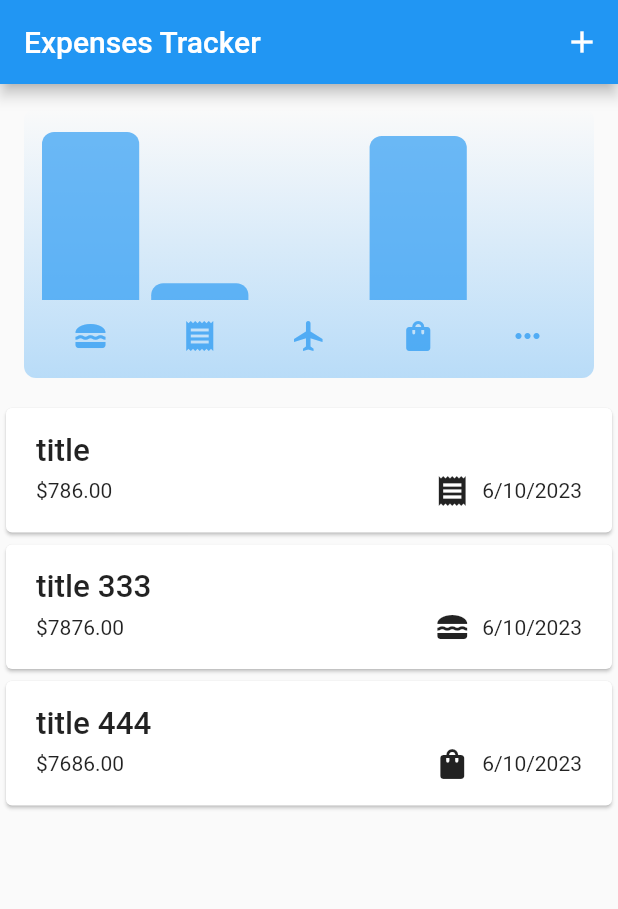
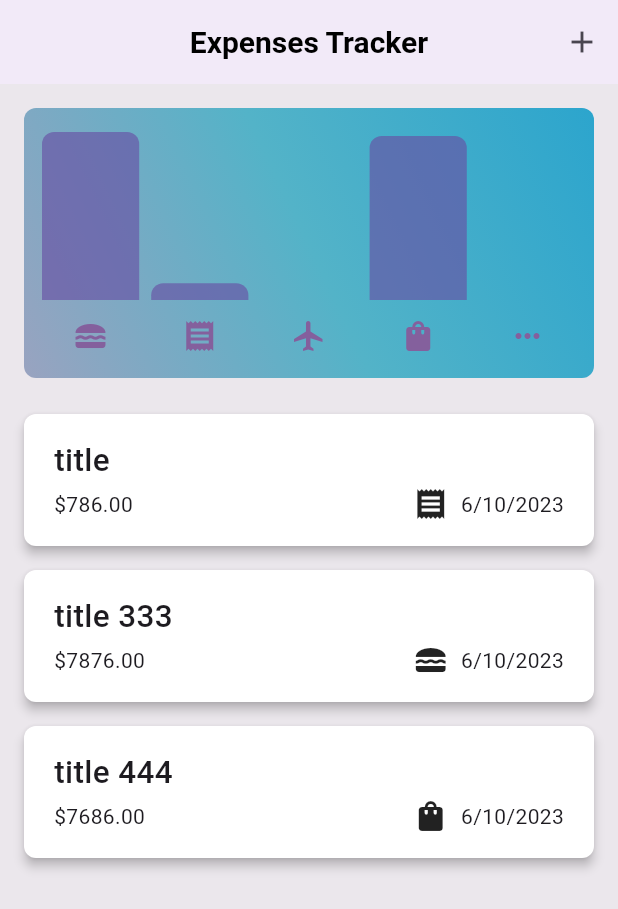
Before and after one commit to sudorajpy/expense_tracker, a Flutter app: the screen it shows after launch, on a phone screen of 412 x 824 dp. Shown: the top 909 px of the screen. Run offline on Flutter 3.47's test engine with Material 2 defaults, Android fonts, the phone set to English and light mode, and no system bars; our stand-ins replace hexcolor; missing offline and left inert: dart:ffi.

Commit message:
Theme added

```diff
--- a/lib/main.dart
+++ b/lib/main.dart
@@ -1,5 +1,6 @@
 import 'package:expense_tracker/expenses.dart';
 import 'package:flutter/material.dart';
+import 'package:hexcolor/hexcolor.dart';
 
 void main() {
   runApp(const MyApp());
@@ -11,7 +12,30 @@ class MyApp extends StatelessWidget {
 
   @override
   Widget build(BuildContext context) {
-    return const MaterialApp(
+    return MaterialApp(
+      theme: ThemeData(useMaterial3: true).copyWith(
+        appBarTheme:const AppBarTheme(
+          centerTitle: true,
+          elevation: 3,
+          titleTextStyle: TextStyle(
+            color: Colors.black,
+            fontSize: 20,
+            fontWeight: FontWeight.bold,
+          ),
+        ),
+        scaffoldBackgroundColor: Color.fromARGB(255, 235, 231, 236),
+        cardTheme: CardTheme(
+          color: Colors.white,
+          margin: EdgeInsets.only(left: 16, right: 16, top: 8, bottom: 8),
+          elevation: 3,
+          shape: RoundedRectangleBorder(
+            borderRadius: BorderRadius.circular(8),
+          ),
+
+        )
+      ),
+
+
       home: Expenses(),
     );
   }
--- a/lib/widgets/chart/chart.dart
+++ b/lib/widgets/chart/chart.dart
@@ -2,6 +2,7 @@ import 'package:flutter/material.dart';
 
 import 'package:expense_tracker/widgets/chart/chart_bar.dart';
 import 'package:expense_tracker/model/expense.dart';
+import 'package:hexcolor/hexcolor.dart';
 
 class Chart extends StatelessWidget {
   const Chart({super.key, required this.expenses});
@@ -32,8 +33,8 @@ class Chart extends StatelessWidget {
 
   @override
   Widget build(BuildContext context) {
-    final isDarkMode =
-        MediaQuery.of(context).platformBrightness == Brightness.dark;
+    // final isDarkMode =
+    //     MediaQuery.of(context).platformBrightness == Brightness.dark;
     return Container(
       margin: const EdgeInsets.all(16),
       padding: const EdgeInsets.symmetric(
@@ -44,13 +45,17 @@ class Chart extends StatelessWidget {
       height: 180,
       decoration: BoxDecoration(
         borderRadius: BorderRadius.circular(8),
-        gradient: LinearGradient(
+        gradient:const LinearGradient(
           colors: [
-            Theme.of(context).colorScheme.primary.withOpacity(0.3),
-            Theme.of(context).colorScheme.primary.withOpacity(0.0)
+            Color.fromARGB(255, 44, 165, 205),
+            Color.fromARGB(255, 83, 179, 200),
+            Color.fromARGB(255, 153, 163, 192),
+
           ],
-          begin: Alignment.bottomCenter,
-          end: Alignment.topCenter,
+          begin: Alignment.topRight,
+
+          end: Alignment.bottomLeft,
+
         ),
       ),
       child: Column(
@@ -77,12 +82,7 @@ class Chart extends StatelessWidget {
                       padding: const EdgeInsets.symmetric(horizontal: 4),
                       child: Icon(
                         categoryIcons[bucket.category],
-                        color: isDarkMode
-                            ? Theme.of(context).colorScheme.secondary
-                            : Theme.of(context)
-                                .colorScheme
-                                .primary
-                                .withOpacity(0.7),
+                        color: Color.fromARGB(255, 132, 96, 157),
                       ),
                     ),
                   ),
--- a/pubspec.yaml
+++ b/pubspec.yaml
@@ -37,6 +37,7 @@ dependencies:
   cupertino_icons: ^1.0.2
   uuid: ^3.0.7
   intl: ^0.18.1
+  hexcolor: ^3.0.1
 
 dev_dependencies:
   flutter_test:
```
Also changed, not shown: pubspec.lock.
